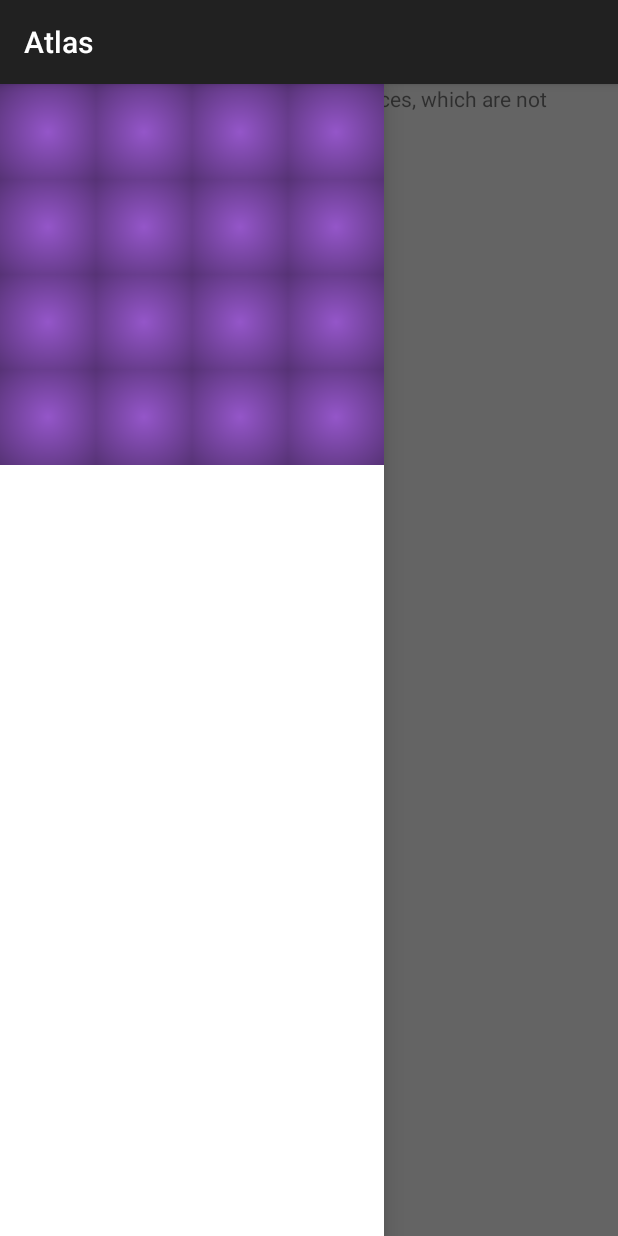
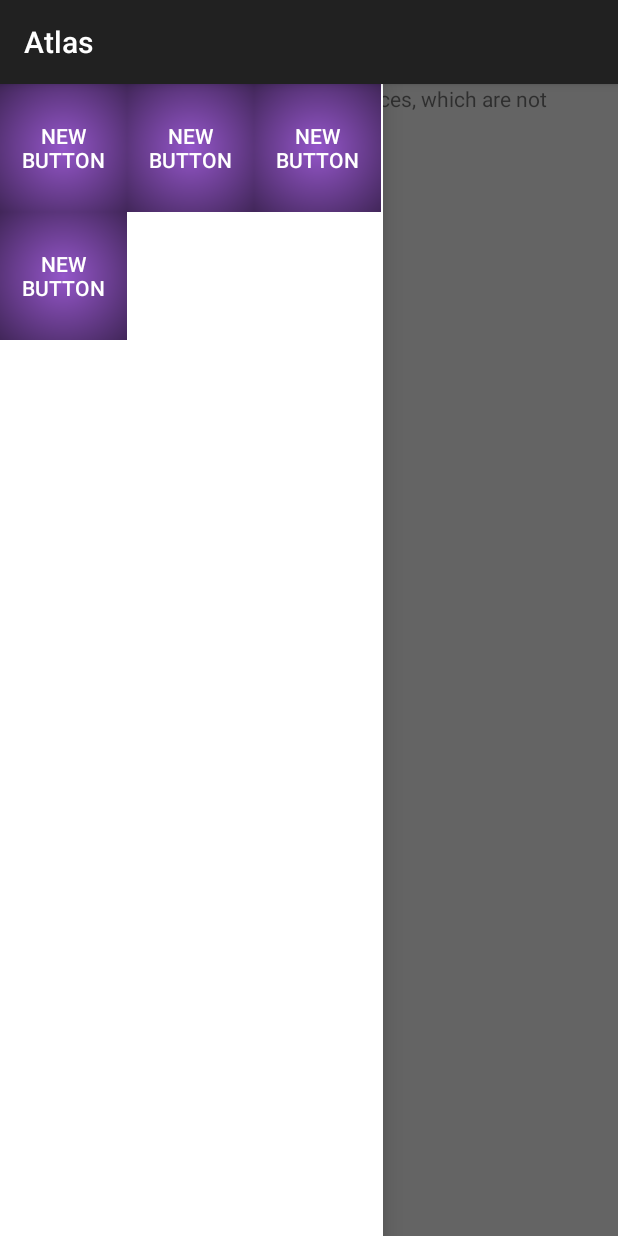
Before and after one commit to marcohern/Atlas, an Android app: the screen it shows after launch (MapsActivity), with the side drawer open, on a phone screen of 412 x 824 dp. Run offline under Robolectric (Android 15) with nearby library versions, the phone set to English and light mode, and no system bars; 1 statement that could not run was skipped.

Commit message:
now using GridView instead of ListView

```diff
--- a/app/src/main/java/com/marcohern/atlas/MapsActivity.java
+++ b/app/src/main/java/com/marcohern/atlas/MapsActivity.java
@@ -3,6 +3,7 @@ package com.marcohern.atlas;
 import android.support.v4.app.FragmentActivity;
 import android.os.Bundle;
 import android.support.v7.app.ActionBarActivity;
+import android.widget.GridView;
 import android.widget.ListView;
 
 import com.google.android.gms.maps.CameraUpdate;
@@ -21,7 +22,7 @@ import java.util.List;
 public class MapsActivity extends ActionBarActivity {
 
     private GoogleMap mMap; // Might be null if Google Play services APK is not available.
-    private ListView lvCategories;
+    private GridView lvCategories;
     private List<Category> categories;
     private CategoryButtonsAdapter catAdapter;
 
@@ -37,7 +38,7 @@ public class MapsActivity extends ActionBarActivity {
         categories = Provider.getCategories();
         catAdapter = new CategoryButtonsAdapter(this, categories);
 
-        lvCategories = (ListView)findViewById(R.id.left_drawer);
+        lvCategories = (GridView)findViewById(R.id.left_drawer);
         lvCategories.setAdapter(catAdapter);
     }
 
--- a/app/src/main/java/com/marcohern/atlas/adapters/CategoryButtonsAdapter.java
+++ b/app/src/main/java/com/marcohern/atlas/adapters/CategoryButtonsAdapter.java
@@ -60,7 +60,7 @@ public class CategoryButtonsAdapter implements ListAdapter {
     public View getView(int position, View convertView, ViewGroup parent) {
         if (convertView == null) {
             LayoutInflater inflater = (LayoutInflater) context.getSystemService(Context.LAYOUT_INFLATER_SERVICE);
-            convertView = inflater.inflate(R.layout.activity_maps_drawer_left, parent, false);
+            convertView = inflater.inflate(R.layout.button_category, parent, false);
         }
 
         return convertView;
--- a/app/src/main/res/layout/activity_maps.xml
+++ b/app/src/main/res/layout/activity_maps.xml
@@ -25,13 +25,14 @@
             android:layout_marginBottom="32dp" />
 
     </RelativeLayout>
-    <ListView
-        android:layout_width="256dp"
+    <GridView
+        android:layout_width="255dp"
         android:layout_height="match_parent"
         android:id="@+id/left_drawer"
         android:layout_gravity="start"
         android:choiceMode="singleChoice"
         android:divider="@android:color/transparent"
         android:dividerHeight="0dp"
-        android:background="#FFF"></ListView>
+        android:background="#FFF"
+        android:numColumns="3"></GridView>
 </android.support.v4.widget.DrawerLayout>
--- a/app/src/main/res/layout/activity_maps_categories_panel.xml
+++ b/app/src/main/res/layout/button_category.xml
@@ -3,9 +3,11 @@
     android:orientation="vertical" android:layout_width="match_parent"
     android:layout_height="match_parent">
 
-    <GridView
+    <Button
         android:layout_width="match_parent"
-        android:layout_height="wrap_content"
-        android:id="@+id/gvGrid"
-        android:numColumns="4" />
+        android:layout_height="85dp"
+        android:text="New Button"
+        android:id="@+id/button"
+        android:background="@drawable/buttonshape"
+        android:textColor="#ffffffff" />
 </LinearLayout>
```
